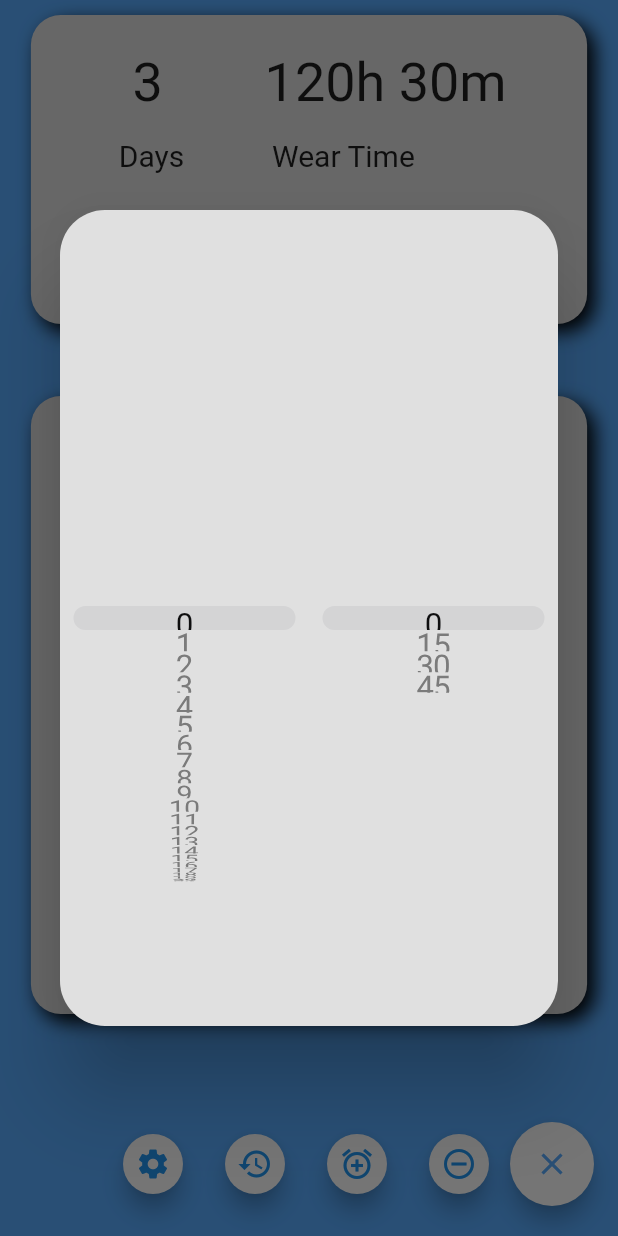
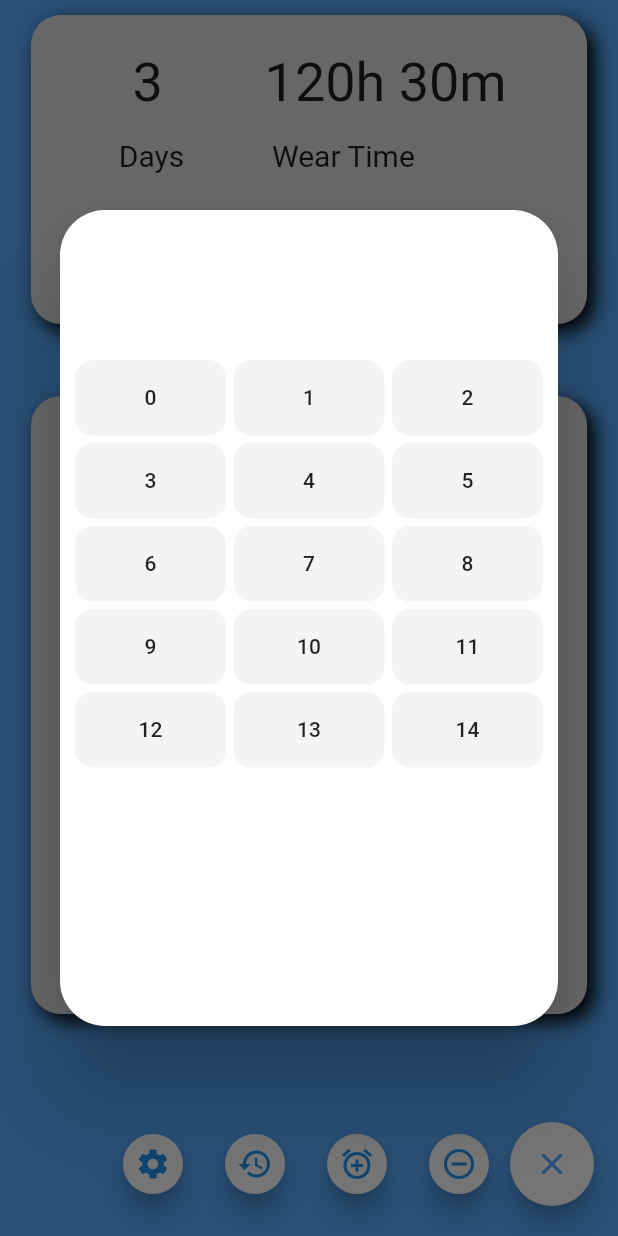
Before and after one commit to shaunsewell/lens-tracker, a Flutter app: the screen it shows after launch, after a tap on the "code" icon, after a tap on the "alarm add" icon, on a phone screen of 412 x 824 dp. Run offline on Flutter 3.47's test engine with Material 2 defaults, Android fonts, the phone set to English and light mode, and no system bars; Roboto replaces fonts that are missing (Hind).

Commit message:
Changed add time picker with a numpad

```diff
--- a/lib/screens/add_wear_data_alert.dart
+++ b/lib/screens/add_wear_data_alert.dart
@@ -1,5 +1,6 @@
 import 'package:flutter/material.dart';
 import 'package:flutter/cupertino.dart';
+import 'package:lens_tracker/widgets/numpad.dart';
 
 class AddWearDataAlert extends StatefulWidget {
   @override
@@ -13,50 +14,59 @@ class _AddWearDataAlertState extends State<AddWearDataAlert> {
   Widget build(BuildContext context) {
     return SimpleDialog(
         contentPadding: EdgeInsets.zero,
-        backgroundColor: Colors.grey[300],
+        //backgroundColor: Colors.grey[300],
         shape: RoundedRectangleBorder(borderRadius: BorderRadius.circular(30)),
         children: <Widget>[
           Container(
-              width: MediaQuery.of(context).size.width,
-              height: MediaQuery.of(context).size.height * 0.66,
-              child: Row(
-                mainAxisSize: MainAxisSize.min,
-                children: <Widget>[
-                  Flexible(
-                    child: CupertinoPicker(
-                      scrollController: FixedExtentScrollController(initialItem: 0),
-                      itemExtent: 16.0,
-                      onSelectedItemChanged: (int value) {},
-                      children: List<Widget>.generate(25, (int index) {
-                        return Container(
-                          child: Center(
-                            child: Text('$index')
-                          ),
-                        );
-                      }),
-                    ),
-                  ),
-                  Flexible(
-                    child: CupertinoPicker(
-                      scrollController: FixedExtentScrollController(initialItem: 0),
-                      itemExtent: 16.0,
-                      onSelectedItemChanged: (int value) {},
-                      children: List<Widget>.generate(4, (int index) {
-                        final int timeIncrement = index * 15;
-                        return Container(
-                          child: Center(
-                            child: Text('$timeIncrement')
-                          ),
-                        );
-                      }),
-                    ),
-                  )
-                ],
-              ))
-          // Ok and Cancel buttons
-        ]);
+            width: MediaQuery.of(context).size.width,
+            height: MediaQuery.of(context).size.height * 0.66,
+            child: NumPad()
+          )
+        ] );
   }
 }
+
+
+// <Widget>[
+//           Container(
+//               width: MediaQuery.of(context).size.width,
+//               height: MediaQuery.of(context).size.height * 0.66,
+//               child: Row(
+//                 mainAxisSize: MainAxisSize.min,
+//                 children: <Widget>[
+//                   Flexible(
+//                     child: CupertinoPicker(
+//                       scrollController: FixedExtentScrollController(initialItem: 0),
+//                       itemExtent: 16.0,
+//                       onSelectedItemChanged: (int value) {},
+//                       children: List<Widget>.generate(25, (int index) {
+//                         return Container(
+//                           child: Center(
+//                             child: Text('$index')
+//                           ),
+//                         );
+//                       }),
+//                     ),
+//                   ),
+//                   Flexible(
+//                     child: CupertinoPicker(
+//                       scrollController: FixedExtentScrollController(initialItem: 0),
+//                       itemExtent: 16.0,
+//                       onSelectedItemChanged: (int value) {},
+//                       children: List<Widget>.generate(4, (int index) {
+//                         final int timeIncrement = index * 15;
+//                         return Container(
+//                           child: Center(
+//                             child: Text('$timeIncrement')
+//                           ),
+//                         );
+//                       }),
+//                     ),
+//                   )
+//                 ],
+//               ))
+//           // Ok and Cancel buttons
+//         ]
 
 // new CupertinoTimerPicker(
 //               mode: CupertinoTimerPickerMode.hm,
--- /dev/null
+++ b/lib/widgets/numpad.dart
@@ -0,0 +1,31 @@
+import 'package:flutter/cupertino.dart';
+import 'package:flutter/material.dart';
+
+class NumPad extends StatelessWidget {
+  @override
+  Widget build(BuildContext context) {
+    return Container(
+        child: GridView.count(
+            // Create a grid with 2 columns. If you change the scrollDirection to
+            // horizontal, this produces 2 rows.
+            crossAxisCount: 3,
+            crossAxisSpacing: 5,
+            mainAxisSpacing: 5,
+            childAspectRatio: 2.0,
+            padding: EdgeInsets.fromLTRB(10, 100, 10, 0),
+            primary: true,
+            // Generate 9 widgets that display their index in the List.
+            children: List.generate(15, (index) {
+              return CupertinoButton(
+                    color: CupertinoColors.black,
+                    minSize: 20,
+                    padding: EdgeInsets.fromLTRB(0, 0, 0, 0),
+                    child: Text(
+                      '$index',
+                      style: Theme.of(context).textTheme.button,
+                    ),
+                    onPressed: null,
+                  );
+            })));
+  }
+}
```
Also changed, not shown: pubspec.lock, 2 other files.
